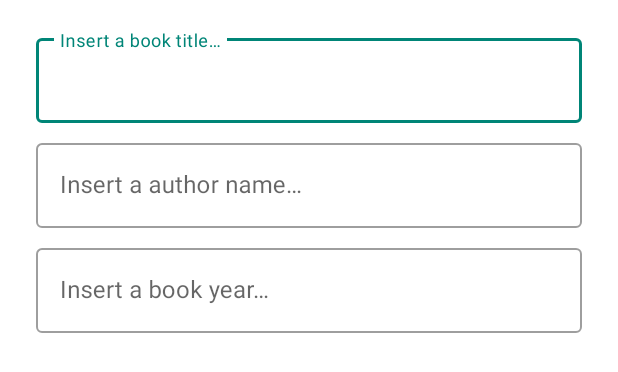
After one commit to EdoTXp/Books_Catalog, an Android app: the layout fragment_edit_book_dialog.xml on its own in the app's theme, with its tools: preview values and no code run, on a phone screen of 412 x 824 dp. The commit adds this screen. Shown: the top 372 px of the screen. Run offline under Robolectric (Android 15) with nearby library versions, the phone set to English and light mode, and no system bars.

Commit message:
Refactor: Introduce EditBookDialogFragment for In-Place Book Editing
This commit introduces an `EditBookDialogFragment` to allow users to edit book details directly from the search results.

**Key Changes:**

- **`EditBookDialogFragment.kt` (New):**
    - Created a new `DialogFragment` to handle the editing of book title, author, and year.
    - Uses `MaterialAlertDialogBuilder` for the dialog UI.
    - Takes `requestKey`, `bookId`, `bookTitle`, `bookAuthor`, and `bookYear` as arguments.
    - Returns the updated book details via `setFragmentResult`.
- **`fragment_edit_book_dialog.xml` (New Layout):**
    - Layout file for the `EditBookDialogFragment`, containing `TextInputLayout` and `TextInputEditText` fields for title, author, and year.
- **`SearchActivity.kt`:**
    - Modified the `onEditBook` lambda in `BookComponentAdapter` to launch `EditBookDialogFragment` instead of directly calling `searchViewModel.updateBook`.
    - Added a new `setFragmentResultListener` for `REQUEST_KEY_EDIT_BOOK` to receive results from `EditBookDialogFragment` and call `searchViewModel.updateBook` with the new data.
    - A new constant `REQUEST_KEY_EDIT_BOOK` was added.
- **String Resource Update:**
    - Renamed `email_btn_cancel` to `btn_cancel` in `values/strings.xml`, `values-pt/strings.xml`, and `values-it-rIT/strings.xml` for broader reusability.
    - Updated `EmailFeedbackDialogFragment.kt` to use the new `btn_cancel` string resource.
- **Color Resource Cleanup:**
    - Updated night theme colors in `values-night/colors.xml` for improved contrast and consistency.
- **Build Configuration:**
    - Incremented `versionName` in `app/build.gradle.kts` to "8.4.1 How Many Rooms".

```diff
--- a/app/build.gradle.kts
+++ b/app/build.gradle.kts
@@ -22,7 +22,7 @@ android {
         minSdk = 26
         targetSdk = 36
         versionCode = 8
-        versionName = "8.4.0 How Many Rooms"
+        versionName = "8.4.1 How Many Rooms"
 
         testInstrumentationRunner = "androidx.test.runner.AndroidJUnitRunner"
     }
--- a/app/src/main/java/com/deiovannagroup/books_catalog/ui/fragments/EmailFeedbackDialogFragment.kt
+++ b/app/src/main/java/com/deiovannagroup/books_catalog/ui/fragments/EmailFeedbackDialogFragment.kt
@@ -38,7 +38,7 @@ class EmailFeedbackDialogFragment : DialogFragment() {
                     )
                 }
             }.setNegativeButton(
-                context?.resources?.getString(R.string.email_btn_cancel),
+                context?.resources?.getString(R.string.btn_cancel),
                 null,
             ).create()
     }
--- /dev/null
+++ b/app/src/main/res/layout/fragment_edit_book_dialog.xml
@@ -0,0 +1,59 @@
+<?xml version="1.0" encoding="utf-8"?>
+<LinearLayout xmlns:android="http://schemas.android.com/apk/res/android"
+    android:layout_width="match_parent"
+    android:layout_height="wrap_content"
+    android:orientation="vertical"
+    android:paddingStart="24dp"
+    android:paddingTop="20dp"
+    android:paddingEnd="24dp"
+    android:paddingBottom="4dp">
+
+    <com.google.android.material.textfield.TextInputLayout
+        android:id="@+id/til_edit_title"
+        style="@style/Widget.MaterialComponents.TextInputLayout.OutlinedBox"
+        android:layout_width="match_parent"
+        android:layout_height="wrap_content"
+        android:hint="@string/hint_titulo">
+
+        <com.google.android.material.textfield.TextInputEditText
+            android:id="@+id/tiet_edit_title"
+            android:layout_width="match_parent"
+            android:layout_height="wrap_content"
+            android:inputType="textCapWords" />
+
+    </com.google.android.material.textfield.TextInputLayout>
+
+    <com.google.android.material.textfield.TextInputLayout
+        android:id="@+id/til_edit_author"
+        style="@style/Widget.MaterialComponents.TextInputLayout.OutlinedBox"
+        android:layout_width="match_parent"
+        android:layout_height="wrap_content"
+        android:layout_marginTop="8dp"
+        android:hint="@string/hint_autor">
+
+        <com.google.android.material.textfield.TextInputEditText
+            android:id="@+id/tiet_edit_author"
+            android:layout_width="match_parent"
+            android:layout_height="wrap_content"
+            android:inputType="textCapWords" />
+
+    </com.google.android.material.textfield.TextInputLayout>
+
+    <com.google.android.material.textfield.TextInputLayout
+        android:id="@+id/til_edit_year"
+        style="@style/Widget.MaterialComponents.TextInputLayout.OutlinedBox"
+        android:layout_width="match_parent"
+        android:layout_height="wrap_content"
+        android:layout_marginTop="8dp"
+        android:hint="@string/hint_ano">
+
+        <com.google.android.material.textfield.TextInputEditText
+            android:id="@+id/tiet_edit_year"
+            android:layout_width="match_parent"
+            android:layout_height="wrap_content"
+            android:inputType="number"
+            android:maxLength="4" />
+
+    </com.google.android.material.textfield.TextInputLayout>
+
+</LinearLayout>
--- a/app/src/main/res/values-night/colors.xml
+++ b/app/src/main/res/values-night/colors.xml
@@ -1,18 +1,17 @@
-<?xml version="1.0" encoding="utf-8"?><!--
-  ~ Copyright (c) 2020. Está classe está sendo consedida para uso pessoal
-  -->
+<?xml version="1.0" encoding="utf-8"?>
+<resources>
+    <!-- color of dark theme -->
+    <color name="white">#FFFFFFFF</color>
+    <color name="black">#FF000000</color>
+    <color name="red">#FFCF6679</color>
 
-<resources>
-    <color name="white">#FFFCFCFC</color>
-    <color name="black">#FF000000</color>
-    <color name="red">#FFFF6362</color>
+    <color name="colorPrimary">#00C896</color>
+    <color name="colorSecondary">#2C2C2C</color>
+    <color name="colorAccent">@color/colorPrimary</color>
+    <color name="lineBorder">@color/colorPrimary</color>
+    <color name="textColor">@color/white</color>
+    <color name="colorMenubarBackground">@color/colorSecondary</color>
+    <color name="textColorHint">#8A8A8A</color>
+    <color name="backgroundColor">#121212</color>
 
-    <color name="colorPrimary">#34372A</color>
-    <color name="colorSecondary">#FF181818</color>
-    <color name="textColor">@color/white</color>
-    <color name="lineBorder">#FF008577</color>
-    <color name="colorAccent">#FFD8D8D8</color>
-    <color name="colorMenubarBackground">#FF181818</color>
-    <color name="textColorHint">#FF929E9D</color>
-    <color name="backgroundColor">#FF080808</color>
 </resources>
--- a/app/src/main/res/values/colors.xml
+++ b/app/src/main/res/values/colors.xml
@@ -4,7 +4,6 @@
   -->
 
 <resources>
-
     <!-- color of default theme -->
     <color name="white">#FFFCFCFC</color>
     <color name="black">#FF000000</color>
--- a/app/src/main/res/values/strings.xml
+++ b/app/src/main/res/values/strings.xml
@@ -45,7 +45,7 @@
     <string name="email_subject">"Book Catalog Assistance, message code: "</string>
     <string name="email_title">Write your Message</string>
     <string name="email_btn_send">SEND</string>
-    <string name="email_btn_cancel">@android:string/cancel</string>
+    <string name="btn_cancel">@android:string/cancel</string>
     <string name="email_chooseapp">Choose an app to send the email:</string>
     <string name="email_notextinsert">No text inserted.</string>
     <string name="email_timegenerated">"Message generated at: "</string>
```
Also changed, not shown: app/src/main/java/com/deiovannagroup/books_catalog/ui/fragments/EditBookDialogFragment.kt (added, +91 -0 lines), app/src/main/java/com/deiovannagroup/books_catalog/ui/views/activities/SearchActivity.kt (+24 -5 lines), 2 other files.
